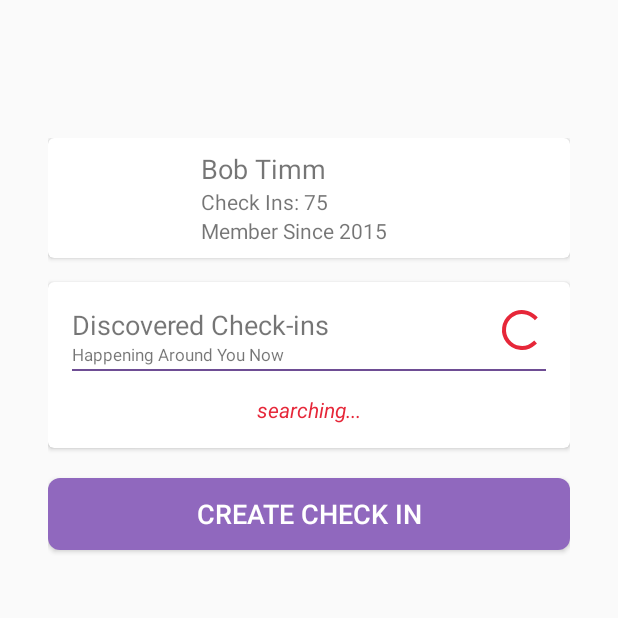
After one commit to bajabob/Prezio-Android, an Android app: the fragment HomeFragment placed in its activity, on a phone screen of 412 x 824 dp, the top half of it. The commit adds this screen. Run offline under Robolectric (Android 15) with nearby library versions, the phone set to English and light mode, and no system bars; our stand-ins replace CircleImageView, Picasso; libraries missing offline, so code that uses them is left out: com.noveogroup.android, com.parse; 2 statements that could not run were skipped.

Commit message:
home frag and create check in frag started!

```diff
--- a/Prezio/app/build.gradle
+++ b/Prezio/app/build.gradle
@@ -31,6 +31,6 @@ dependencies {
     compile 'com.android.support:cardview-v7:22.2.1'
     compile 'com.android.support:palette-v7:22.2.1'
     compile 'com.squareup.picasso:picasso:2.5.2'
-    compile 'de.hdodenhof:circleimageview:1.3.0'
+    compile 'de.hdodenhof:circleimageview:2.0.0'
     compile 'com.github.shell-software:fab:1.1.2'
 }
--- a/Prezio/app/src/main/AndroidManifest.xml
+++ b/Prezio/app/src/main/AndroidManifest.xml
@@ -3,6 +3,7 @@
     package="com.prezio" >
 
     <uses-permission android:name="android.permission.BLUETOOTH" />
+    <uses-permission android:name="android.permission.BLUETOOTH_ADMIN" />
     <uses-permission android:name="android.permission.INTERNET" />
     <uses-permission android:name="android.permission.ACCESS_NETWORK_STATE" />
     <uses-permission android:name="android.permission.ACCESS_WIFI_STATE" />
@@ -18,7 +19,8 @@
         <activity
             android:name=".HomeActivity"
             android:label="@string/app_name"
-            android:theme="@style/AppTheme.NoActionBar" >
+            android:theme="@style/AppTheme.NoActionBar"
+            android:screenOrientation="portrait">
             <intent-filter>
                 <action android:name="android.intent.action.MAIN" />
 
--- a/Prezio/app/src/main/java/com/prezio/HomeActivity.java
+++ b/Prezio/app/src/main/java/com/prezio/HomeActivity.java
@@ -14,8 +14,10 @@ public class HomeActivity extends AppCompatActivity implements HomeActivityListe
     private static final Logger log = LoggerManager.getLogger(HomeActivity.class);
 
     public static final int FRAGMENT_ID_LOGIN = 1;
+    public static final int FRAGMENT_ID_HOME = 2;
+    public static final int FRAGMENT_ID_CREATE_CHECK_IN = 3;
 
-
+    private UserModel mCurrentUser;
     private AppBarLayout mToolbar;
 
     @Override
@@ -36,7 +38,7 @@ public class HomeActivity extends AppCompatActivity implements HomeActivityListe
 
             mToolbar.setVisibility(hasToolbar ? View.VISIBLE : View.INVISIBLE);
 
-            Fragment frag = null;
+            PrezioFragment frag = null;
             switch (fragmentId){
 
                 default:
@@ -44,11 +46,27 @@ public class HomeActivity extends AppCompatActivity implements HomeActivityListe
                     frag = new LoginFragment();
                     break;
 
+                case FRAGMENT_ID_HOME:
+                    frag = new HomeFragment();
+                    break;
+
+                case FRAGMENT_ID_CREATE_CHECK_IN:
+                    frag = new CreateCheckInFragment();
+                    break;
+
             }
             if(frag != null) {
-                getSupportFragmentManager().beginTransaction()
-                        .add(R.id.fragment_panel, frag).commit();
+                getSupportFragmentManager().beginTransaction().
+                        replace(R.id.fragment_panel, frag).commit();
+                frag.setHomeActivityListener(this);
+                frag.setCurrentUser(mCurrentUser);
             }
         }
     }
+
+    @Override
+    public void setCurrentUser(UserModel user){
+        log.d("User set: "+user.getUsername());
+        mCurrentUser = user;
+    }
 }
--- a/Prezio/app/src/main/java/com/prezio/HomeActivityListener.java
+++ b/Prezio/app/src/main/java/com/prezio/HomeActivityListener.java
@@ -8,5 +8,5 @@ import android.support.v4.app.Fragment;
 public interface HomeActivityListener {
 
     void onLoadFragment(int fragmentId, boolean hasToolbar);
-
+    void setCurrentUser(UserModel user);
 }
--- /dev/null
+++ b/Prezio/app/src/main/java/com/prezio/HomeFragment.java
@@ -0,0 +1,95 @@
+package com.prezio;
+
+import android.bluetooth.BluetoothAdapter;
+import android.bluetooth.BluetoothDevice;
+import android.content.BroadcastReceiver;
+import android.content.Context;
+import android.content.Intent;
+import android.content.IntentFilter;
+import android.os.Bundle;
+import android.os.Handler;
+import android.view.LayoutInflater;
+import android.view.View;
+import android.view.ViewGroup;
+import android.widget.Button;
+import android.widget.EditText;
+import android.widget.ProgressBar;
+import android.widget.TextView;
+
+import com.noveogroup.android.log.Logger;
+import com.noveogroup.android.log.LoggerManager;
+import com.parse.FindCallback;
+import com.parse.ParseException;
+import com.parse.ParseObject;
+import com.parse.ParseQuery;
+import com.squareup.picasso.Picasso;
+
+import java.util.ArrayList;
+import java.util.List;
+import java.util.Set;
+
+import de.hdodenhof.circleimageview.CircleImageView;
+
+/**
+ * Created by bobtimm on 10/28/2015.
+ */
+public class HomeFragment extends PrezioFragment implements View.OnClickListener{
+
+    private static final Logger log = LoggerManager.getLogger(HomeFragment.class);
+
+    private BluetoothAdapter mBluetoothAdapter;
+
+    @Override
+    public View onCreateView(LayoutInflater inflater, ViewGroup container,
+                             Bundle savedInstanceState) {
+
+        View v = inflater.inflate(R.layout.fragment_home, container, false);
+
+        TextView user = (TextView)v.findViewById(R.id.user);
+        user.setText(mCurrentUser.getName());
+
+        TextView checkins = (TextView)v.findViewById(R.id.checkin_count);
+        checkins.setText("Check Ins: " + (int) ((Math.random() * 100) + 2));
+
+        CircleImageView profileImage = (CircleImageView) v.findViewById(R.id.profile_image);
+        Picasso.with(getActivity()).load(mCurrentUser.getProfilePictureUrl()).into(profileImage);
+
+        Button create = (Button) v.findViewById(R.id.create);
+        create.setOnClickListener(this);
+
+        mBluetoothAdapter = BluetoothAdapter.getDefaultAdapter();
+        mBluetoothAdapter.startDiscovery();
+
+        IntentFilter filter = new IntentFilter(BluetoothDevice.ACTION_FOUND);
+        getActivity().registerReceiver(mReceiver, filter);
+
+        return v;
+    }
+
+    @Override
+    public void onDestroy() {
+        getActivity().unregisterReceiver(mReceiver);
+        super.onDestroy();
+    }
+
+    private final BroadcastReceiver mReceiver = new BroadcastReceiver() {
+        public void onReceive(Context context, Intent intent) {
+            String action = intent.getAction();
+            if (BluetoothDevice.ACTION_FOUND.equals(action)) {
+                BluetoothDevice device = intent
+                        .getParcelableExtra(BluetoothDevice.EXTRA_DEVICE);
+
+                log.d("BT", device.getName() + "\n" + device.getAddress());
+            }
+        }
+    };
+
+    @Override
+    public void onClick(View view) {
+        if(view.getId() == R.id.create){
+            if(mListener != null){
+                mListener.get().onLoadFragment(HomeActivity.FRAGMENT_ID_CREATE_CHECK_IN, true);
+            }
+        }
+    }
+}
--- a/Prezio/app/src/main/java/com/prezio/LoginFragment.java
+++ b/Prezio/app/src/main/java/com/prezio/LoginFragment.java
@@ -1,6 +1,7 @@
 package com.prezio;
 
 import android.os.Bundle;
+import android.os.Handler;
 import android.support.v4.app.Fragment;
 import android.view.LayoutInflater;
 import android.view.View;
@@ -8,6 +9,7 @@ import android.view.ViewGroup;
 import android.widget.Button;
 import android.widget.EditText;
 import android.widget.ProgressBar;
+import android.widget.TextView;
 
 import com.noveogroup.android.log.Logger;
 import com.noveogroup.android.log.LoggerManager;
@@ -15,20 +17,26 @@ import com.parse.FindCallback;
 import com.parse.ParseException;
 import com.parse.ParseObject;
 import com.parse.ParseQuery;
+import com.squareup.picasso.Picasso;
 
+import java.lang.ref.WeakReference;
 import java.util.List;
+
+import de.hdodenhof.circleimageview.CircleImageView;
 
 /**
  * Created by bobtimm on 10/28/2015.
  */
-public class LoginFragment extends Fragment implements View.OnClickListener{
+public class LoginFragment extends PrezioFragment implements View.OnClickListener{
 
     private static final Logger log = LoggerManager.getLogger(LoginFragment.class);
 
+    private TextView mLogo;
     private Button mLogin;
     private EditText mUsername;
     private EditText mPassword;
     private ProgressBar mLoader;
+    private CircleImageView mProfileImage;
 
     @Override
     public View onCreateView(LayoutInflater inflater, ViewGroup container,
@@ -45,12 +53,18 @@ public class LoginFragment extends Fragment implements View.OnClickListener{
         mLoader = (ProgressBar) v.findViewById(R.id.loader);
         mLoader.setVisibility(View.GONE);
 
+        mProfileImage = (CircleImageView) v.findViewById(R.id.profile_image);
+        mProfileImage.setVisibility(View.GONE);
+
+        mLogo = (TextView) v.findViewById(R.id.logo);
+
         return v;
     }
 
     @Override
     public void onClick(View v) {
         if(v.getId() == R.id.login){
+
             mLogin.setVisibility(View.GONE);
             mUsername.setVisibility(View.GONE);
             mPassword.setVisibility(View.GONE);
@@ -61,7 +75,25 @@ public class LoginFragment extends Fragment implements View.OnClickListener{
             query.findInBackground(new FindCallback<ParseObject>() {
                 @Override
                 public void done(List<ParseObject> objects, ParseException e) {
+                    if(objects != null && objects.size() > 0){
+                        UserModel user = new UserModel(objects.get(0));
+                        Picasso.with(getActivity()).load(user.getProfilePictureUrl()).into(mProfileImage);
+                        mProfileImage.setVisibility(View.VISIBLE);
+                        if(mListener != null) {
+                            mListener.get().setCurrentUser(user);
+                        }
 
+                        Handler handler = new Handler();
+                        final Runnable r = new Runnable() {
+                            public void run() {
+                                if(mListener != null){
+                                    mListener.get().onLoadFragment(HomeActivity.FRAGMENT_ID_HOME, true);
+                                }
+                            }
+                        };
+                        handler.postDelayed(r, 2000);
+
+                    }
                 }
             });
 
--- /dev/null
+++ b/Prezio/app/src/main/java/com/prezio/PrezioFragment.java
@@ -0,0 +1,23 @@
+package com.prezio;
+
+import android.support.v4.app.Fragment;
+
+import java.lang.ref.WeakReference;
+
+/**
+ * Created by bobtimm on 11/4/2015.
+ */
+public class PrezioFragment extends Fragment {
+
+    protected UserModel mCurrentUser;
+    protected WeakReference<HomeActivityListener> mListener;
+
+    public void setHomeActivityListener(HomeActivityListener listener){
+        mListener = new WeakReference<HomeActivityListener>(listener);
+    }
+
+    public void setCurrentUser(UserModel user){
+        mCurrentUser = user;
+    }
+
+}
--- /dev/null
+++ b/Prezio/app/src/main/res/layout/fragment_home.xml
@@ -0,0 +1,139 @@
+<?xml version="1.0" encoding="utf-8"?>
+<LinearLayout
+    xmlns:app="http://schemas.android.com/apk/res-auto"
+    xmlns:android="http://schemas.android.com/apk/res/android"
+    android:orientation="vertical"
+    android:layout_width="match_parent"
+    android:layout_height="match_parent"
+    android:padding="32dp">
+
+
+    <android.support.v7.widget.CardView
+        xmlns:card_view="http://schemas.android.com/apk/res-auto"
+        android:layout_gravity="center"
+        android:layout_width="match_parent"
+        android:layout_height="wrap_content"
+        card_view:cardCornerRadius="4dp">
+
+        <RelativeLayout
+            android:layout_width="match_parent"
+            android:layout_height="wrap_content"
+            android:padding="8dp">
+
+            <de.hdodenhof.circleimageview.CircleImageView
+                android:id="@+id/profile_image"
+                android:layout_alignParentLeft="true"
+                android:layout_width="64dp"
+                android:layout_height="64dp"
+                android:layout_marginLeft="18dp"
+                app:civ_border_width="2dp"
+                app:civ_border_color="@color/colorHighlight"/>
+
+            <LinearLayout
+                android:layout_toRightOf="@id/profile_image"
+                android:layout_centerVertical="true"
+                android:layout_marginLeft="12dp"
+                android:orientation="vertical"
+                android:layout_width="wrap_content"
+                android:layout_height="wrap_content">
+
+                <TextView
+                    android:id="@+id/user"
+                    android:layout_width="wrap_content"
+                    android:layout_height="wrap_content"
+                    android:textSize="18sp"
+                    android:text="Bob Timm"/>
+
+                <TextView
+                    android:id="@+id/checkin_count"
+                    android:layout_width="wrap_content"
+                    android:layout_height="wrap_content"
+                    android:text="Check-ins: 49"/>
+
+                <TextView
+                    android:layout_width="wrap_content"
+                    android:layout_height="wrap_content"
+                    android:text="Member Since 2015"/>
+
+            </LinearLayout>
+        </RelativeLayout>
+
+    </android.support.v7.widget.CardView>
+
+    <android.support.v7.widget.CardView
+        xmlns:card_view="http://schemas.android.com/apk/res-auto"
+        android:layout_gravity="center"
+        android:layout_width="match_parent"
+        android:layout_height="wrap_content"
+        android:layout_marginTop="16dp"
+        card_view:cardCornerRadius="4dp">
+
+        <LinearLayout
+            android:orientation="vertical"
+            android:layout_width="match_parent"
+            android:layout_height="wrap_content"
+            android:padding="16dp">
+
+            <RelativeLayout
+                android:layout_width="match_parent"
+                android:layout_height="wrap_content">
+
+                <LinearLayout
+                    android:orientation="vertical"
+                    android:layout_width="wrap_content"
+                    android:layout_height="wrap_content">
+                    <TextView
+                        android:layout_width="wrap_content"
+                        android:layout_height="wrap_content"
+                        android:layout_alignParentLeft="true"
+                        android:textSize="18sp"
+                        android:text="@string/home_discovered_check_ins"/>
+                    <TextView
+                        android:layout_width="wrap_content"
+                        android:layout_height="wrap_content"
+                        android:layout_alignParentLeft="true"
+                        android:textSize="11sp"
+                        android:text="@string/home_check_ins_near_you"/>
+                </LinearLayout>
+
+
+                <ProgressBar
+                    android:id="@+id/loader"
+                    android:layout_alignParentRight="true"
+                    android:indeterminate="true"
+                    android:layout_width="32dp"
+                    android:layout_height="32dp" />
+
+            </RelativeLayout>
+
+            <View
+                android:layout_marginTop="2dp"
+                android:layout_width="match_parent"
+                android:layout_height="1dp"
+                android:background="@color/colorHighlightDark"/>
+
+            <TextView
+                android:id="@+id/searching"
+                android:layout_width="wrap_content"
+                android:layout_height="wrap_content"
+                android:layout_gravity="center_horizontal"
+                android:layout_marginTop="16dp"
+                android:textStyle="italic"
+                android:textColor="@color/colorAccent"
+                android:text="searching..."/>
+
+        </LinearLayout>
+
+    </android.support.v7.widget.CardView>
+
+    <Button
+        android:id="@+id/create"
+        android:layout_marginTop="20dp"
+        android:layout_width="match_parent"
+        android:layout_height="wrap_content"
+        android:background="@drawable/button_bg_highlight"
+        android:text="@string/home_new_check_in"
+        android:textColor="@color/white"
+        android:textSize="18sp"/>
+
+</LinearLayout>
--- a/Prezio/app/src/main/res/values/strings.xml
+++ b/Prezio/app/src/main/res/values/strings.xml
@@ -5,4 +5,8 @@
     <string name="login_username">Username</string>
     <string name="login_password">Password</string>
     <string name="login_signin">SIGN IN</string>
+
+    <string name="home_new_check_in">CREATE CHECK IN</string>
+    <string name="home_check_ins_near_you">Happening Around You Now</string>
+    <string name="home_discovered_check_ins">Discovered Check-ins</string>
 </resources>
```
Also changed, not shown: Prezio/app/src/main/java/com/prezio/CreateCheckInFragment.java (added, +33 -0 lines), Prezio/app/src/main/java/com/prezio/UserModel.java (added, +36 -0 lines), Prezio/app/src/main/res/layout/fragment_create_check_in.xml (added, +91 -0 lines), Prezio/app/src/main/res/layout/fragment_login.xml (+10 -0 lines), 1 other file.
